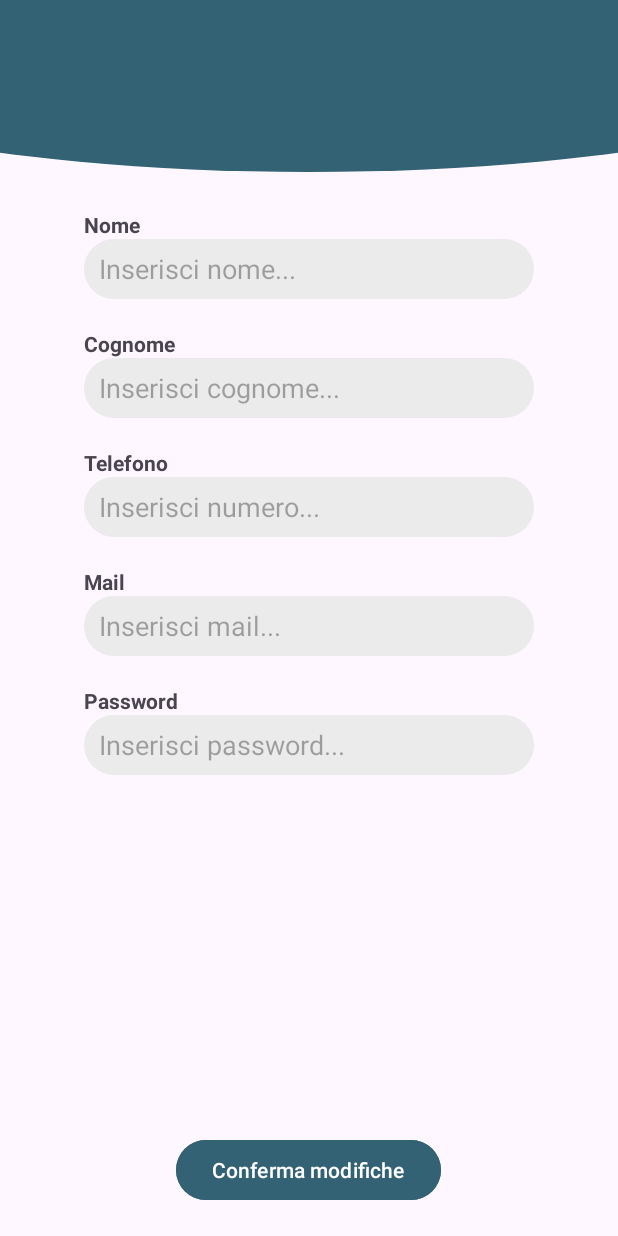
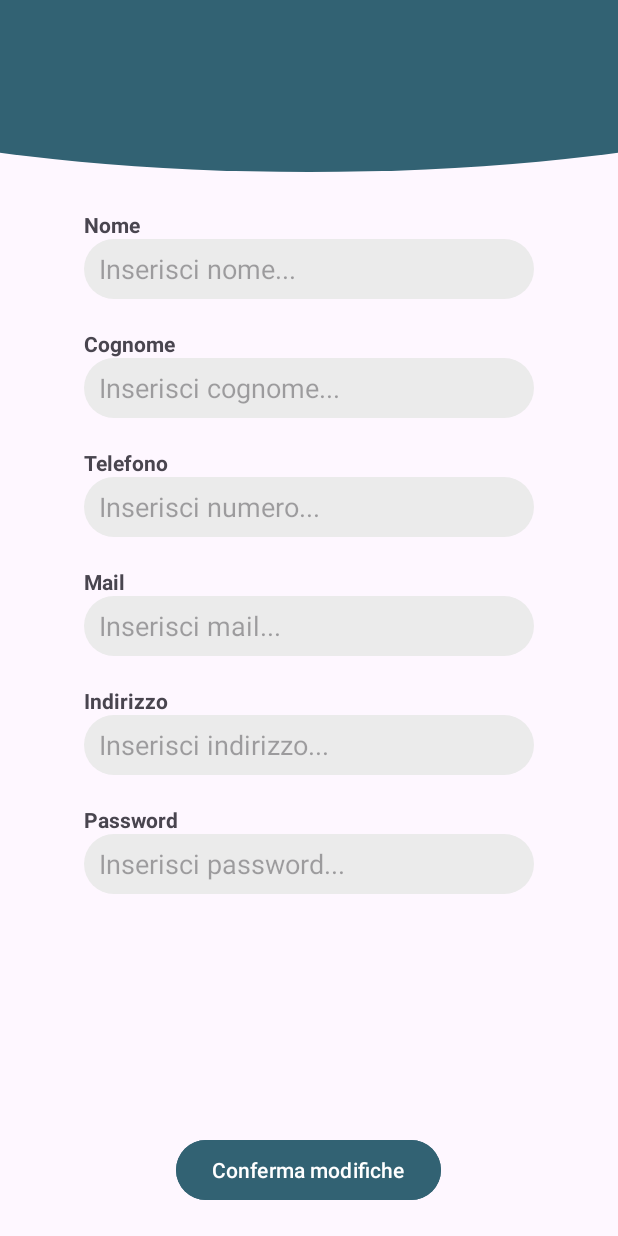
Before and after one commit to Tommiconlai/AppPet, an Android app: the ModificaDatiUtenteActivity screen opened directly, with no data from a screen before it, on a phone screen of 412 x 824 dp. Run offline under Robolectric (Android 15) with nearby library versions, the light colour scheme and no system bars.

Commit message:
minime modifiche

```diff
--- a/Android/app/src/main/res/layout/activity_modifica_dati_utente.xml
+++ b/Android/app/src/main/res/layout/activity_modifica_dati_utente.xml
@@ -5,8 +5,8 @@
     android:id="@+id/main"
     android:layout_width="match_parent"
     android:layout_height="match_parent"
-    tools:context=".Activities.RegistrazioneActivity"
-    android:orientation="vertical">
+    android:orientation="vertical"
+    tools:context=".Activities.RegistrazioneActivity">
 
     <FrameLayout
         android:id="@+id/header_home"
@@ -25,23 +25,22 @@
     </FrameLayout>
 
     <LinearLayout
-        android:layout_marginTop="20dp"
         android:id="@+id/Register"
         android:layout_width="wrap_content"
         android:layout_height="wrap_content"
-        android:layout_gravity="center"
-        android:layout_marginBottom="50dp"
-        android:orientation="vertical"
         android:layout_below="@+id/header_home"
         android:layout_centerInParent="true"
-        >
+        android:layout_gravity="center"
+        android:layout_marginTop="20dp"
+        android:layout_marginBottom="50dp"
+        android:orientation="vertical">
 
         <TextView
             android:layout_width="wrap_content"
             android:layout_height="wrap_content"
             android:text="Nome"
             android:textAlignment="textStart"
-            android:textStyle="bold"/>
+            android:textStyle="bold" />
 
         <EditText
             android:id="@+id/nomeET"
@@ -53,11 +52,11 @@
             android:paddingLeft="10dp" />
 
         <TextView
-            android:textStyle="bold"
             android:layout_width="wrap_content"
             android:layout_height="wrap_content"
             android:text="Cognome"
-            android:textAlignment="textStart" />
+            android:textAlignment="textStart"
+            android:textStyle="bold" />
 
 
         <EditText
@@ -67,14 +66,14 @@
             android:layout_marginBottom="20dp"
             android:background="@drawable/edit_text_background"
             android:hint="Inserisci cognome..."
-            android:paddingLeft="10dp"/>
+            android:paddingLeft="10dp" />
 
         <TextView
-            android:textStyle="bold"
             android:layout_width="wrap_content"
             android:layout_height="wrap_content"
             android:text="Telefono"
-            android:textAlignment="textStart" />
+            android:textAlignment="textStart"
+            android:textStyle="bold" />
 
 
         <EditText
@@ -87,11 +86,11 @@
             android:paddingLeft="10dp" />
 
         <TextView
-            android:textStyle="bold"
             android:layout_width="wrap_content"
             android:layout_height="wrap_content"
             android:text="Mail"
-            android:textAlignment="textStart" />
+            android:textAlignment="textStart"
+            android:textStyle="bold" />
 
 
         <EditText
@@ -100,30 +99,44 @@
             android:layout_height="40dp"
             android:layout_marginBottom="20dp"
             android:background="@drawable/edit_text_background"
-
             android:hint="Inserisci mail..."
             android:paddingLeft="10dp" />
 
         <TextView
-            android:textStyle="bold"
             android:layout_width="wrap_content"
             android:layout_height="wrap_content"
-            android:text="Password"
-            android:textAlignment="textStart" />
+            android:text="Indirizzo"
+            android:textAlignment="textStart"
+            android:textStyle="bold" />
 
 
         <EditText
-            android:id="@+id/passwordET"
+            android:id="@+id/etIndirizzoutente"
             android:layout_width="300dp"
             android:layout_height="40dp"
             android:layout_marginBottom="20dp"
             android:background="@drawable/edit_text_background"
-
-            android:hint="Inserisci password..."
+            android:hint="Inserisci indirizzo..."
             android:paddingLeft="10dp" />
 
 
+        <TextView
+            android:layout_width="wrap_content"
+            android:layout_height="wrap_content"
+            android:text="Password"
+            android:textAlignment="textStart"
+            android:textStyle="bold" />
 
+
+        <EditText
+
+            android:id="@+id/pwUtenteEditText"
+            android:layout_width="300dp"
+            android:layout_height="40dp"
+            android:layout_marginBottom="20dp"
+            android:background="@drawable/edit_text_background"
+            android:hint="Inserisci password..."
+            android:paddingLeft="10dp" />
 
 
     </LinearLayout>
@@ -133,11 +146,11 @@
         android:id="@+id/modificaButton"
         android:layout_width="wrap_content"
         android:layout_height="wrap_content"
-        android:text="Conferma modifiche"
         android:layout_alignParentBottom="true"
         android:layout_centerInParent="true"
         android:layout_marginBottom="20dp"
         android:backgroundTint="@color/Blu_base"
+        android:text="Conferma modifiche"
 
         />
 
```
Also changed, not shown: Android/app/src/main/res/layout/activity_home.xml (+3 -5 lines), Android/app/src/main/res/layout/activity_profilo_servizio.xml (+21 -28 lines), Android/app/src/main/res/layout/activity_registrazione.xml (+34 -25 lines).
